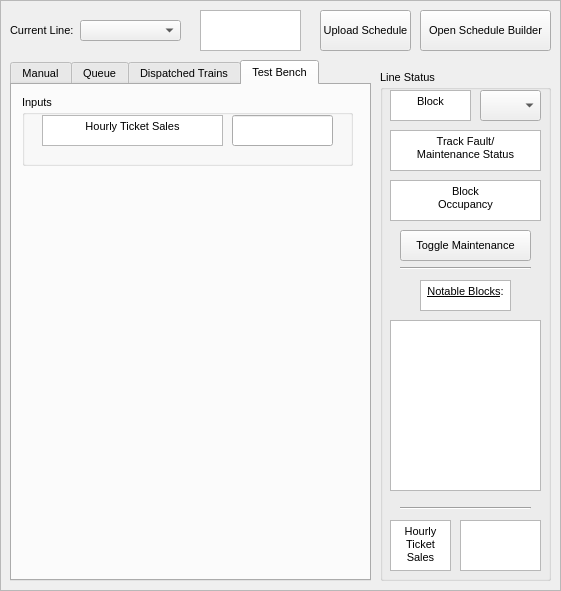
Qt form Modules/CTC/Frontend/CTC_UI.ui (keshavshankar08/ECE1140) before a commit.
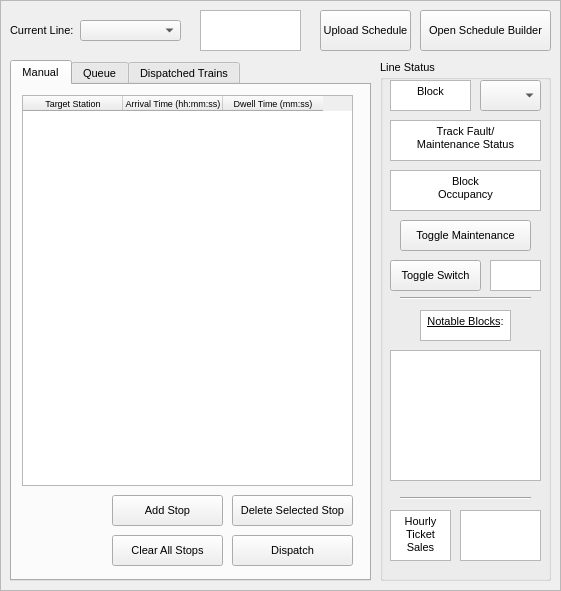
The same form after that commit. The open tabs and pages were chosen to show the change.

Commit message: 253 CTC GUI Implemented Switching and Current Block

Diff of the .ui file:
```diff
--- a/Modules/CTC/Frontend/CTC_UI.ui
+++ b/Modules/CTC/Frontend/CTC_UI.ui
@@ -87,9 +87,9 @@
      <property name="geometry">
       <rect>
        <x>380</x>
-       <y>70</y>
+       <y>60</y>
        <width>171</width>
-       <height>511</height>
+       <height>521</height>
       </rect>
      </property>
      <property name="font">
@@ -251,9 +251,9 @@
       <property name="geometry">
        <rect>
         <x>10</x>
-        <y>250</y>
+        <y>290</y>
         <width>151</width>
-        <height>171</height>
+        <height>131</height>
        </rect>
       </property>
       <property name="readOnly">
@@ -267,7 +267,7 @@
       <property name="geometry">
        <rect>
         <x>40</x>
-        <y>210</y>
+        <y>250</y>
         <width>91</width>
         <height>31</height>
        </rect>
@@ -289,7 +289,7 @@
       <property name="geometry">
        <rect>
         <x>20</x>
-        <y>190</y>
+        <y>230</y>
         <width>131</width>
         <height>16</height>
        </rect>
@@ -311,6 +311,41 @@
        <enum>Qt::Horizontal</enum>
       </property>
      </widget>
+     <widget class="QPushButton" name="toggle_switch_button">
+      <property name="geometry">
+       <rect>
+        <x>10</x>
+        <y>200</y>
+        <width>91</width>
+        <height>31</height>
+       </rect>
+      </property>
+      <property name="font">
+       <font>
+        <family>Arial</family>
+        <pointsize>8</pointsize>
+       </font>
+      </property>
+      <property name="text">
+       <string>Toggle Switch</string>
+      </property>
+     </widget>
+     <widget class="QPlainTextEdit" name="toggle_switch_output">
+      <property name="geometry">
+       <rect>
+        <x>110</x>
+        <y>200</y>
+        <width>51</width>
+        <height>31</height>
+       </rect>
+      </property>
+      <property name="readOnly">
+       <bool>true</bool>
+      </property>
+      <property name="plainText">
+       <string/>
+      </property>
+     </widget>
     </widget>
     <widget class="QTabWidget" name="OperationTabs">
      <property name="geometry">
@@ -752,65 +787,6 @@
        </property>
       </widget>
      </widget>
-     <widget class="QWidget" name="TestBench">
-      <attribute name="title">
-       <string>Test Bench</string>
-      </attribute>
-      <widget class="QGroupBox" name="InputsBox">
-       <property name="enabled">
-        <bool>true</bool>
-       </property>
-       <property name="geometry">
-        <rect>
-         <x>10</x>
-         <y>10</y>
-         <width>331</width>
-         <height>71</height>
-        </rect>
-       </property>
-       <property name="title">
-        <string>Inputs</string>
-       </property>
-       <widget class="QTextBrowser" name="TestSetSalesPerLineLabel">
-        <property name="geometry">
-         <rect>
-          <x>20</x>
-          <y>20</y>
-          <width>181</width>
-          <height>31</height>
-         </rect>
-        </property>
-        <property name="font">
-         <font>
-          <family>Arial</family>
-         </font>
-        </property>
-        <property name="verticalScrollBarPolicy">
-         <enum>Qt::ScrollBarAlwaysOff</enum>
-        </property>
-        <property name="horizontalScrollBarPolicy">
-         <enum>Qt::ScrollBarAlwaysOff</enum>
-        </property>
-        <property name="html">
-         <string>&lt;!DOCTYPE HTML PUBLIC &quot;-//W3C//DTD HTML 4.0//EN&quot; &quot;http://www.w3.org/TR/REC-html40/strict.dtd&quot;&gt;
-&lt;html&gt;&lt;head&gt;&lt;meta name=&quot;qrichtext&quot; content=&quot;1&quot; /&gt;&lt;style type=&quot;text/css&quot;&gt;
-p, li { white-space: pre-wrap; }
-&lt;/style&gt;&lt;/head&gt;&lt;body style=&quot; font-family:'Arial'; font-size:8pt; font-weight:400; font-style:normal;&quot;&gt;
-&lt;p align=&quot;center&quot; style=&quot; margin-top:0px; margin-bottom:0px; margin-left:0px; margin-right:0px; -qt-block-indent:0; text-indent:0px;&quot;&gt;&lt;span style=&quot; font-family:'.AppleSystemUIFont';&quot;&gt;Hourly Ticket Sales&lt;/span&gt;&lt;/p&gt;&lt;/body&gt;&lt;/html&gt;</string>
-        </property>
-       </widget>
-       <widget class="QLineEdit" name="set_ticket_sales">
-        <property name="geometry">
-         <rect>
-          <x>210</x>
-          <y>20</y>
-          <width>101</width>
-          <height>31</height>
-         </rect>
-        </property>
-       </widget>
-      </widget>
-     </widget>
     </widget>
     <widget class="QLabel" name="CurrentLineLabel">
      <property name="geometry">
```
Left out of the diff: 31 changed lines with no effect on the pictures. The commit also changes 1 other file.
